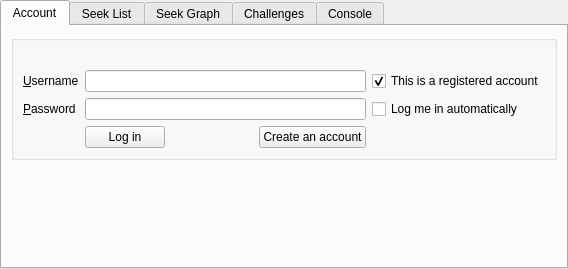
Old version of the form src/proto/ficsdialog.ui in the repository KDE/knights.
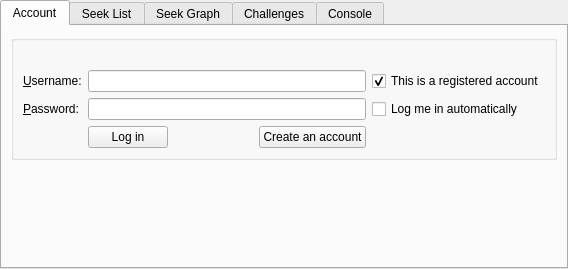
New version of the form. Custom widgets are drawn as their Qt base class.

Diff of the .ui file:
```diff
--- a/src/proto/ficsdialog.ui
+++ b/src/proto/ficsdialog.ui
@@ -52,7 +52,7 @@
           <item row="1" column="0">
            <widget class="QLabel" name="usernameLabel">
             <property name="text">
-             <string>&amp;Username</string>
+             <string>&amp;Username:</string>
             </property>
             <property name="buddy">
              <cstring>usernameLineEdit</cstring>
@@ -79,7 +79,7 @@
           <item row="2" column="0">
            <widget class="QLabel" name="passwordLabel">
             <property name="text">
-             <string>&amp;Password</string>
+             <string>&amp;Password:</string>
             </property>
             <property name="buddy">
              <cstring>passwordLineEdit</cstring>
```
